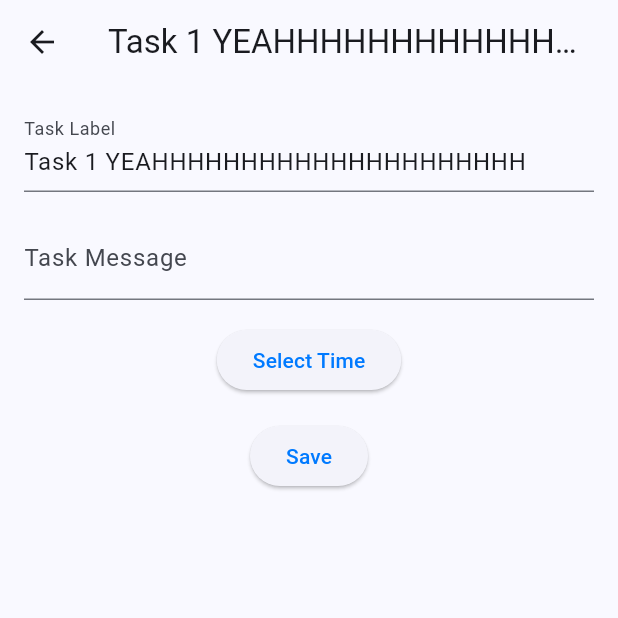
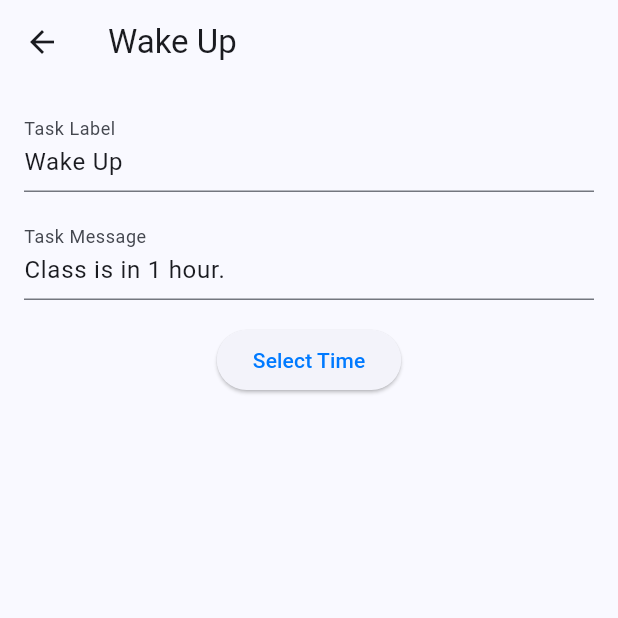
Before and after one commit to Sean-ORourke/MySpokenSchedules, a Flutter app: the screen it shows after launch, after a tap on the "mode edit" icon, on a phone screen of 412 x 824 dp, the top half of it. Run offline on Flutter 3.47's test engine with Material 3 defaults, Android fonts, the phone set to English and light mode, and no system bars.

Commit message:
allowing for message to show up in detail view and clock to appear from "select time" button

```diff
--- a/my_spoken_schedules/lib/view/task_detail_view.dart
+++ b/my_spoken_schedules/lib/view/task_detail_view.dart
@@ -1,18 +1,44 @@
 import 'package:flutter/material.dart';
 
-class EditTaskPage extends StatelessWidget {
+class EditTaskPage extends StatefulWidget {
   final String taskLabel;
+  final String taskMessage;
 
-  EditTaskPage({required this.taskLabel});
+  EditTaskPage ({required this.taskLabel, required this.taskMessage});
+
+
+  @override
+  _EditTaskPageState createState() => _EditTaskPageState();
+
+}
+
+
+
+  class _EditTaskPageState extends State<EditTaskPage> {
+
+    late TextEditingController labelController;
+    late TextEditingController messageController;
+    TimeOfDay? selectedTime; // Store the selected time
+
+
+  @override
+  void initState() {
+    super.initState();
+    labelController = TextEditingController(text: widget.taskLabel);
+    messageController = TextEditingController(text: widget.taskMessage);
+  }
+
+
+
+
   @override
   Widget build(BuildContext context) {
-    final TextEditingController labelController =
-        TextEditingController(text: taskLabel);
-    final TextEditingController messageController = TextEditingController();
+
+
 
     return Scaffold(
       appBar: AppBar(
-        title: Text(taskLabel),
+        title: Text(widget.taskLabel),
       ),
       body: Padding(
         padding: const EdgeInsets.all(16.0),
@@ -29,19 +55,41 @@ class EditTaskPage extends StatelessWidget {
             ),
             SizedBox(height: 16.0),
             ElevatedButton(
-              onPressed: () {
-                // Add logic to select time
+              onPressed: () async {
+                // Show the time picker dialog
+                TimeOfDay? pickedTime = await showTimePicker(
+                  context: context,
+                  initialTime: selectedTime ?? TimeOfDay.now(),
+                  builder: (context, child) {
+                    return MediaQuery(
+                      data: MediaQuery.of(context)
+                          .copyWith(alwaysUse24HourFormat: false),
+                      child: child!,
+                    );
+                  },
+                );
+
+                // Update the selected time if the user picked a time
+                if (pickedTime != null) {
+                  setState(() {
+                    selectedTime = pickedTime;
+                  });
+                }
               },
-              child: Text('Select Time'),
+              child: Text(
+                selectedTime == null
+                    ? 'Select Time' // Default button text
+                    : selectedTime!.format(context), // Show selected time
+              ),
             ),
             SizedBox(height: 16.0),
-            ElevatedButton(
-              onPressed: () {
-                // Add logic to save changes
-                Navigator.pop(context);
-              },
-              child: Text('Save'),
-            ),
+            // ElevatedButton(
+            //   onPressed: () {
+            //     // Add logic to save changes
+            //     Navigator.pop(context);
+            //   },
+            //   child: Text('Save'),
+            // ),
           ],
         ),
       ),
--- a/my_spoken_schedules/lib/view/widgets/single_task_widget.dart
+++ b/my_spoken_schedules/lib/view/widgets/single_task_widget.dart
@@ -37,7 +37,7 @@ class SingleTaskWidget extends StatelessWidget {
                   MaterialPageRoute(
                       builder: (context) => EditTaskPage(
                           taskLabel:
-                              taskViewModel.taskModel!.label ?? 'No Label')),
+                              taskViewModel.taskModel!.label ?? 'No Label', taskMessage: taskViewModel.taskModel!.message ?? 'No Message',)),
                 );
               },
             ),
--- a/my_spoken_schedules/lib/view_model/list_tasks_view_model.dart
+++ b/my_spoken_schedules/lib/view_model/list_tasks_view_model.dart
@@ -25,18 +25,23 @@ class ListTasksViewModel extends ChangeNotifier {
     final List<dynamic> json = [
       {
         "id": "1",
-        "label": "Task 1 YEAHHHHHHHHHHHHHHHHHHHHH",
-        "message": "Message 1 WOOOOOO"
+        "label": "Wake Up",
+        "message": "Class is in 1 hour."
       },
       {
         "id": "2",
-        "label": "Task 2 YAYAYAYAYAYAYAYAYYAYAY",
-        "message": "run, bike, lift weights"
+        "label": "Workout",
+        "message": "Workout Plan: Run, bike, lift weights."
       },
       {
         "id": "3",
-        "label": "Task 3 take Meds",
+        "label": "take Meds",
         "message": "ibuprofein, excedrin migrane, testosterone, multivitamin",
+      },
+      {
+        "id": "3",
+        "label": "time for skincare routine",
+        "message": "mondays are sugar scrub, hydrophillic acid, and face lotion",
       }
     ];
 
```
